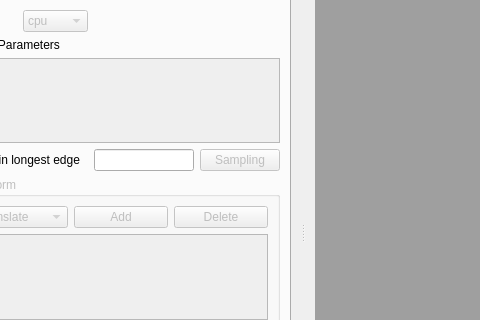
Old version of the form model2sas/gui/MainWindow.ui in the repository molybd/Model2SAS; both pictures show x 278 to 758 and y 81 to 401 of the 1002 by 648 pixel window.
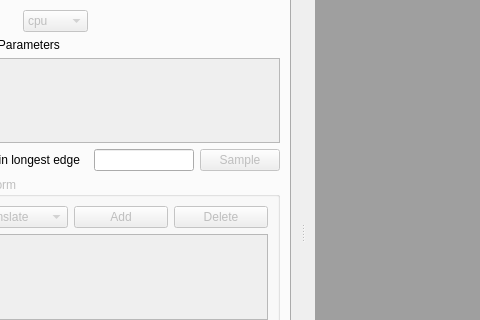
New version of the form.

Commit message: using verb, sampling->sample, scattering->scatter

The edit to the form file:
```diff
--- a/model2sas/gui/MainWindow.ui
+++ b/model2sas/gui/MainWindow.ui
@@ -241,7 +241,7 @@
             <bool>false</bool>
            </property>
            <property name="text">
-            <string>Sampling</string>
+            <string>Sample</string>
            </property>
           </widget>
          </item>
```
Left out of the diff: 28 changed lines with no effect on the pictures. The commit also changes 5 other files.
